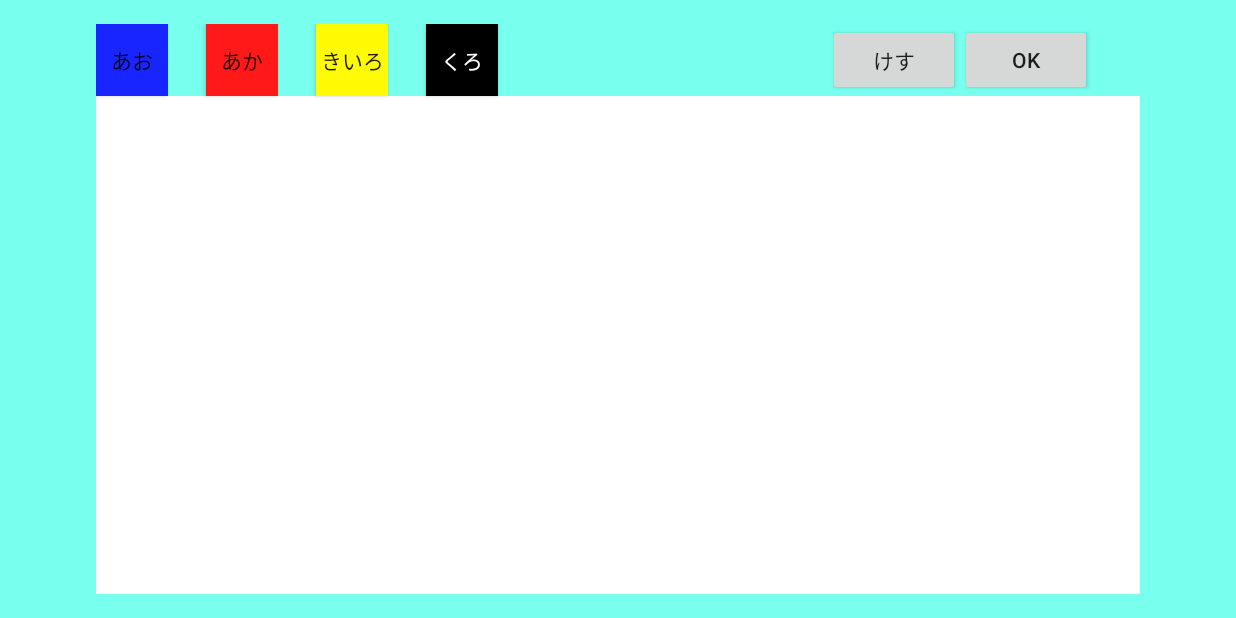
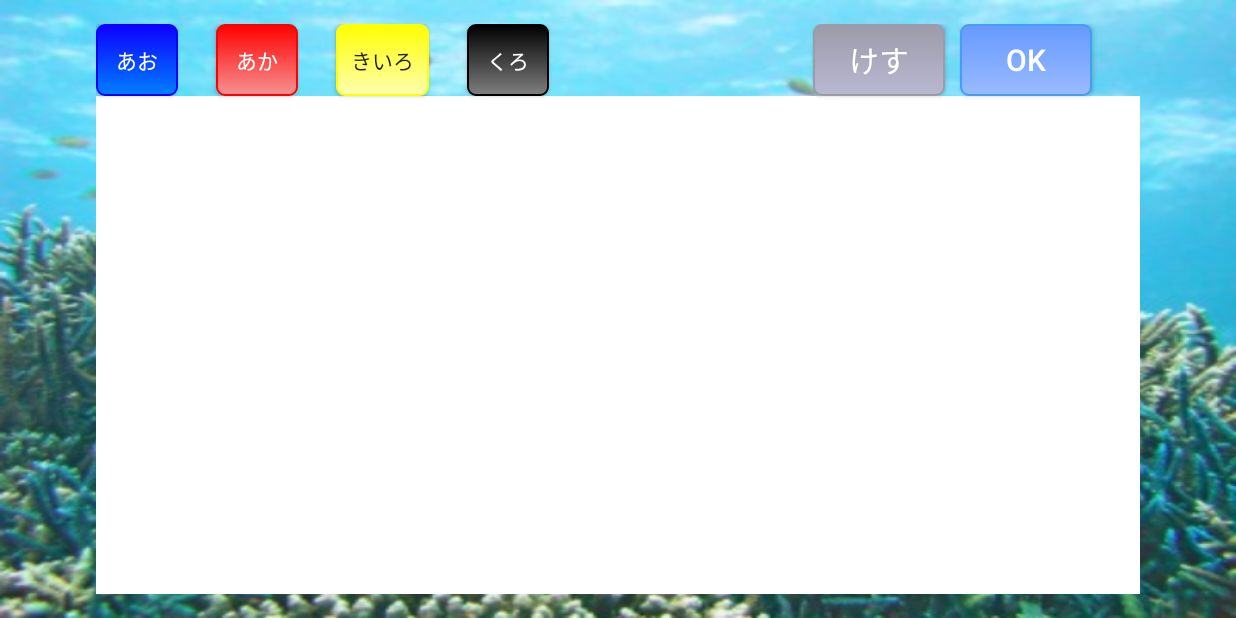
Before and after one commit to tsutsuis/Aquarium, an Android app: the screen it shows after launch (MainActivity), after a tap on "おさかなをかく", on a phone screen of 824 x 412 dp (held sideways). Run offline under Robolectric (Android 15) with nearby library versions, the phone set to English and light mode, and no system bars.

Commit message:
デザイン修正　背景画像・ボタンデザインを変更

```diff
--- /dev/null
+++ b/AquariumApplication/app/src/main/res/drawable/shape_black.xml
@@ -0,0 +1,14 @@
+<?xml version="1.0" encoding="utf-8"?>
+<shape xmlns:android="http://schemas.android.com/apk/res/android">
+    <padding android:left="10dp"
+        android:right="10dp" />
+    <corners android:radius="5dp" />
+    <gradient
+        android:angle="270"
+        android:startColor="#000000"
+        android:endColor="#7F7F7F"
+        android:type="linear" />
+    <stroke
+        android:width="1dp"
+        android:color="#000000" />
+</shape>
--- /dev/null
+++ b/AquariumApplication/app/src/main/res/drawable/shape_blue.xml
@@ -0,0 +1,14 @@
+<?xml version="1.0" encoding="utf-8"?>
+<shape xmlns:android="http://schemas.android.com/apk/res/android">
+    <padding android:left="10dp"
+        android:right="10dp" />
+    <corners android:radius="5dp" />
+    <gradient
+        android:angle="270"
+        android:startColor="#6699ff"
+        android:endColor="#99bbff"
+        android:type="linear" />
+    <stroke
+        android:width="1dp"
+        android:color="#469df5" />
+</shape>
--- /dev/null
+++ b/AquariumApplication/app/src/main/res/drawable/shape_darkblue.xml
@@ -0,0 +1,14 @@
+<?xml version="1.0" encoding="utf-8"?>
+<shape xmlns:android="http://schemas.android.com/apk/res/android">
+    <padding android:left="10dp"
+        android:right="10dp" />
+    <corners android:radius="5dp" />
+    <gradient
+        android:angle="270"
+        android:startColor="#0D00FF"
+        android:endColor="#0080FF"
+        android:type="linear" />
+    <stroke
+        android:width="1dp"
+        android:color="#0D00FF" />
+</shape>
--- /dev/null
+++ b/AquariumApplication/app/src/main/res/drawable/shape_gray.xml
@@ -0,0 +1,14 @@
+<?xml version="1.0" encoding="utf-8"?>
+<shape xmlns:android="http://schemas.android.com/apk/res/android">
+    <padding android:left="10dp"
+        android:right="10dp" />
+    <corners android:radius="5dp" />
+    <gradient
+        android:angle="270"
+        android:startColor="#9C9BA8"
+        android:endColor="#B9B8D2"
+        android:type="linear" />
+    <stroke
+        android:width="1dp"
+        android:color="#9C9BA8" />
+</shape>
--- /dev/null
+++ b/AquariumApplication/app/src/main/res/drawable/shape_red.xml
@@ -0,0 +1,14 @@
+<?xml version="1.0" encoding="utf-8"?>
+<shape xmlns:android="http://schemas.android.com/apk/res/android">
+    <padding android:left="10dp"
+        android:right="10dp" />
+    <corners android:radius="5dp" />
+    <gradient
+        android:angle="270"
+        android:startColor="#FF0000"
+        android:endColor="#F79292"
+        android:type="linear" />
+    <stroke
+        android:width="1dp"
+        android:color="#FF0000" />
+</shape>
--- /dev/null
+++ b/AquariumApplication/app/src/main/res/drawable/shape_yellow.xml
@@ -0,0 +1,14 @@
+<?xml version="1.0" encoding="utf-8"?>
+<shape xmlns:android="http://schemas.android.com/apk/res/android">
+    <padding android:left="10dp"
+        android:right="10dp" />
+    <corners android:radius="5dp" />
+    <gradient
+        android:angle="270"
+        android:startColor="#FFFF00"
+        android:endColor="#FFFFB0"
+        android:type="linear" />
+    <stroke
+        android:width="1dp"
+        android:color="#FFFF00" />
+</shape>
--- a/AquariumApplication/app/src/main/res/layout/activity_drawfish.xml
+++ b/AquariumApplication/app/src/main/res/layout/activity_drawfish.xml
@@ -8,7 +8,7 @@
     android:paddingBottom="@dimen/activity_vertical_margin"
     tools:context=".MainActivity"
     android:id="@+id/container"
-    android:background="#78ffee">
+    android:background="@drawable/sea2">
 
     <view
         android:layout_width="wrap_content"
@@ -31,31 +31,36 @@
         android:layout_marginEnd="32dp"
         android:layout_alignParentTop="true"
         android:layout_alignRight="@+id/fishView"
-        android:layout_alignEnd="@+id/fishView" />
+        android:layout_alignEnd="@+id/fishView"
+        android:background="@drawable/shape_blue"
+        android:textSize="20dp"
+        android:textColor="#FFFFFF" />
 
     <Button
         style="?android:attr/buttonStyleSmall"
         android:layout_width="wrap_content"
         android:layout_height="wrap_content"
-        android:text="あか"
+        android:text=" あか "
         android:id="@+id/redButton"
-        android:background="#ff1919"
+        android:background="@drawable/shape_red"
         android:layout_marginLeft="25dp"
         android:layout_marginStart="25dp"
         android:layout_above="@+id/fishView"
         android:layout_toRightOf="@+id/blueButton"
-        android:layout_toEndOf="@+id/blueButton" />
+        android:layout_toEndOf="@+id/blueButton"
+        android:textColor="#FFFFFF" />
 
     <Button
         style="?android:attr/buttonStyleSmall"
         android:layout_width="wrap_content"
         android:layout_height="wrap_content"
-        android:text="あお"
+        android:text=" あお "
         android:id="@+id/blueButton"
-        android:background="#1825ff"
+        android:background="@drawable/shape_darkblue"
         android:layout_above="@+id/fishView"
         android:layout_alignParentLeft="true"
-        android:layout_alignParentStart="true" />
+        android:layout_alignParentStart="true"
+        android:textColor="#FFFFFF" />
 
     <Button
         style="?android:attr/buttonStyleSmall"
@@ -63,7 +68,7 @@
         android:layout_height="wrap_content"
         android:text="きいろ"
         android:id="@+id/yellowButton"
-        android:background="#fffb04"
+        android:background="@drawable/shape_yellow"
         android:layout_marginLeft="25dp"
         android:layout_marginStart="25dp"
         android:layout_above="@+id/fishView"
@@ -74,9 +79,9 @@
         style="?android:attr/buttonStyleSmall"
         android:layout_width="wrap_content"
         android:layout_height="wrap_content"
-        android:text="くろ"
+        android:text=" くろ "
         android:id="@+id/blackButton"
-        android:background="#000000"
+        android:background="@drawable/shape_black"
         android:textColor="#ffffff"
         android:layout_marginLeft="25dp"
         android:layout_marginStart="25dp"
@@ -89,8 +94,12 @@
         android:layout_height="wrap_content"
         android:text="けす"
         android:id="@+id/resetButton"
-        android:layout_alignParentTop="true"
+        android:textSize="20dp"
+        android:background="@drawable/shape_gray"
+        android:textColor="#FFFFFF"
+        android:layout_above="@+id/fishView"
         android:layout_toLeftOf="@+id/button"
-        android:layout_toStartOf="@+id/button" />
+        android:layout_toStartOf="@+id/button"
+        android:layout_marginRight="10dp" />
 
 </RelativeLayout>
--- a/AquariumApplication/app/src/main/res/values/strings.xml
+++ b/AquariumApplication/app/src/main/res/values/strings.xml
@@ -1,5 +1,6 @@
 <resources>
     <string name="app_name">Aquarium</string>
+    <string name="start_title">アクアリウム</string>
     <string name="start_button">おさかなをかく</string>
     <string name="back_start_button">はじめにもどる</string>
     <string name="action_settings">Settings</string>
```
Also changed, not shown: AquariumApplication/app/src/main/res/drawable/shape_green.xml (added, +14 -0 lines), AquariumApplication/app/src/main/res/layout/activity_start.xml (+32 -17 lines), AquariumApplication/app/src/main/res/layout/activity_swimfish.xml (+7 -5 lines), AquariumApplication/app/src/main/res/drawable/aqtitle.png (deleted), AquariumApplication/app/src/main/res/drawable/back.jpg (deleted), AquariumApplication/app/src/main/res/drawable/blue_title.png (added), AquariumApplication/app/src/main/res/drawable/sea1.jpg (added), AquariumApplication/app/src/main/res/drawable/sea2.jpg (added), AquariumApplication/app/src/main/res/drawable/sea3.jpg (added), AquariumApplication/app/src/main/res/drawable/white_title.png (added).
